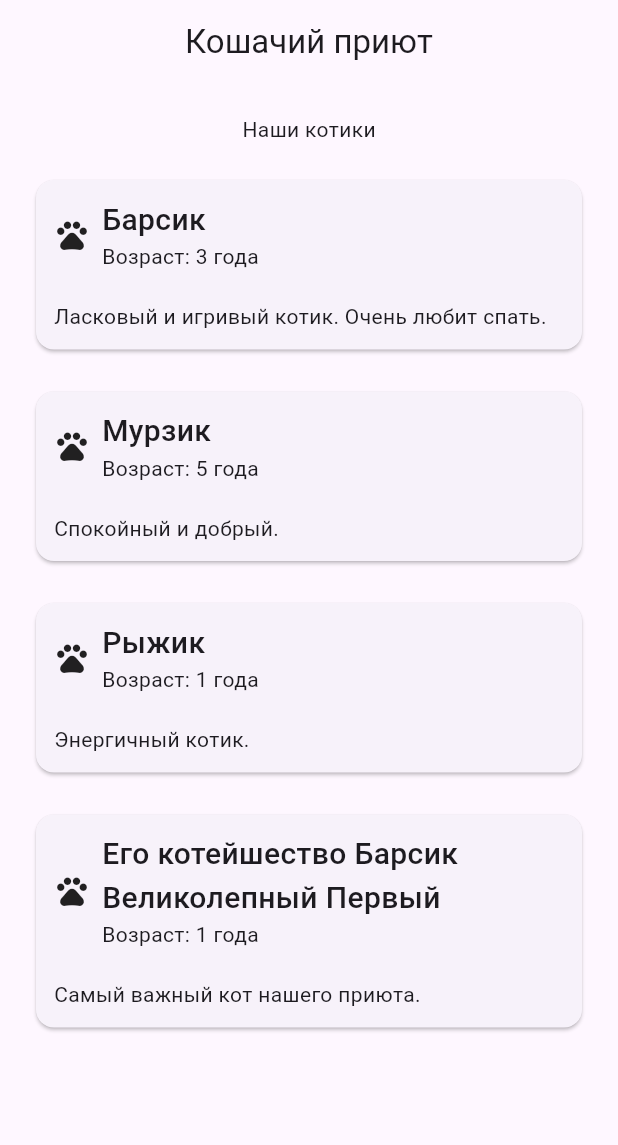
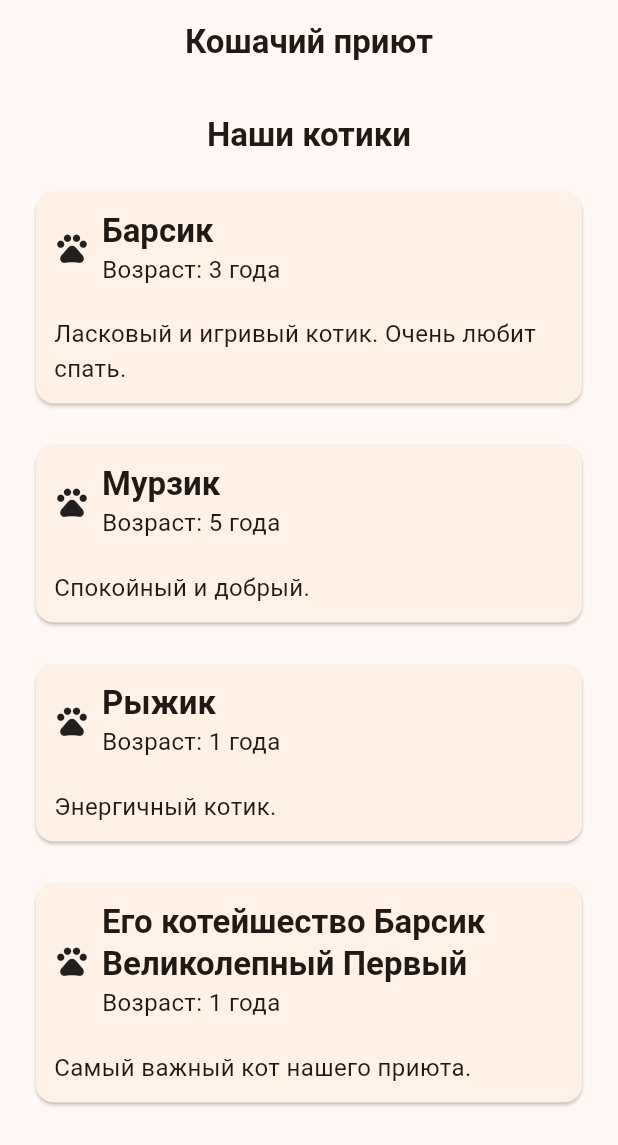
Before and after one commit to Askalitus/CatShelter, a Flutter app: the screen it shows after launch, on a phone screen of 412 x 824 dp. Shown: the top 1145 px of the screen. Run offline on Flutter 3.47's test engine with Material 3 defaults, Android fonts, the light colour scheme and no system bars.

Commit message:
Добавление темы приложения и улучшение стилей текста на главной странице и карточках котов

```diff
--- a/lib/main.dart
+++ b/lib/main.dart
@@ -1,6 +1,7 @@
 import 'package:flutter/material.dart';
 
 import 'package:cat_shelter/screens/main_page.dart';
+import 'package:cat_shelter/theme/app_theme.dart';
 
 void main() {
   runApp(const CatShelterApp());
@@ -12,6 +13,6 @@ class CatShelterApp extends StatelessWidget {
   // This widget is the root of your application.
   @override
   Widget build(BuildContext context) {
-    return const MaterialApp(home: MainPage());
+    return MaterialApp(theme: AppTheme.lightTheme, home: MainPage());
   }
 }
--- a/lib/screens/main_page.dart
+++ b/lib/screens/main_page.dart
@@ -8,13 +8,16 @@ class MainPage extends StatelessWidget {
   Widget build(BuildContext context) {
     return Scaffold(
       appBar: AppBar(title: Text('Кошачий приют'), centerTitle: true),
-      body: const Padding(
-        padding: EdgeInsets.all(20),
+      body: Padding(
+        padding: const EdgeInsets.all(20),
         child: SingleChildScrollView(
           child: Column(
             spacing: 20,
             children: [
-              Text("Наши котики"),
+              Text(
+                style: Theme.of(context).textTheme.titleLarge,
+                "Наши котики",
+              ),
               CatCard(
                 name: "Барсик",
                 age: 3,
--- /dev/null
+++ b/lib/theme/app_theme.dart
@@ -0,0 +1,14 @@
+import 'package:flutter/material.dart';
+
+class AppTheme {
+  static ThemeData get lightTheme {
+    return ThemeData(
+      colorScheme: ColorScheme.fromSeed(seedColor: Colors.orangeAccent),
+      textTheme: TextTheme(
+        headlineMedium: TextStyle(fontSize: 28, fontWeight: FontWeight.bold),
+        titleLarge: TextStyle(fontSize: 22, fontWeight: FontWeight.bold),
+        bodyMedium: TextStyle(fontSize: 16, fontWeight: FontWeight.normal),
+      ),
+    );
+  }
+}
--- a/lib/widgets/cat_card.dart
+++ b/lib/widgets/cat_card.dart
@@ -30,20 +30,21 @@ class CatCard extends StatelessWidget {
                   child: Column(
                     crossAxisAlignment: CrossAxisAlignment.start,
                     children: [
+                      Text(name, style: Theme.of(context).textTheme.titleLarge),
                       Text(
-                        name,
-                        style: TextStyle(
-                          fontSize: 20,
-                          fontWeight: FontWeight(500),
-                        ),
+                        'Возраст: $age года',
+                        style: Theme.of(context).textTheme.bodyMedium,
                       ),
-                      Text('Возраст: $age года'),
                     ],
                   ),
                 ),
               ],
             ),
-            Text(description, textAlign: TextAlign.start),
+            Text(
+              description,
+              textAlign: TextAlign.start,
+              style: Theme.of(context).textTheme.bodyMedium,
+            ),
           ],
         ),
       ),
```
